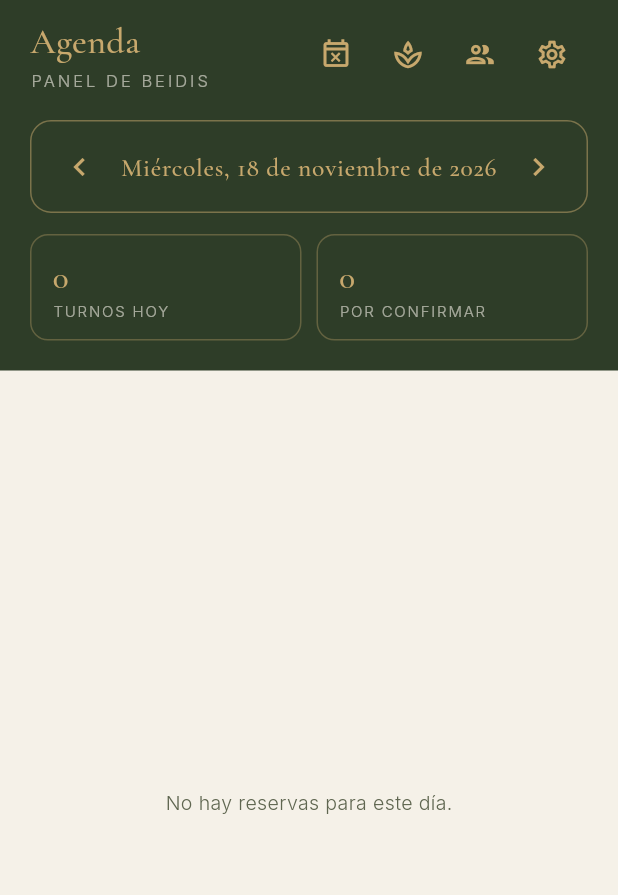
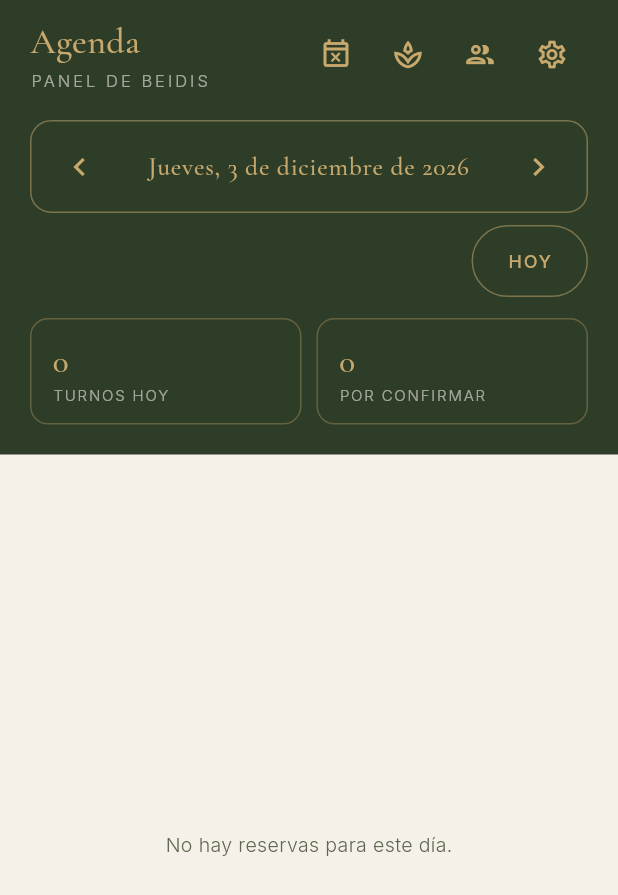
Before and after one commit to juliangg910316/shaddai-app, a Flutter app: the AdminDashboardView screen opened by its route, after a tap on the "chevron left" icon, on a phone screen of 412 x 824 dp. Shown: the top 895 px of the screen. Run offline on Flutter 3.47's test engine with Material 3 defaults, Android fonts, the phone set to English and light mode, and no system bars; our stand-ins replace cloud_firestore, cloud_functions, firebase_auth, firebase_core, flutter_riverpod, flutter_svg and 5 more; missing offline and left inert: google_sign_in_web; accounts and stored records are empty; network calls fail.

Commit message:
feat: Día del salón, "Hoy" y calendario en la agenda (spec 010, T4)
Co-Authored-By: Claude Opus 5.5 <noreply@anthropic.com>

```diff
--- a/lib/features/admin/presentation/admin_dashboard_view.dart
+++ b/lib/features/admin/presentation/admin_dashboard_view.dart
@@ -16,6 +16,7 @@ import '../../booking/logic/whatsapp.dart';
 import '../../booking/logic/closures.dart';
 import '../../booking/providers/booking_provider.dart';
 import '../../services/presentation/price_list_notices.dart';
+import '../logic/admin_agenda.dart';
 import '../providers/admin_closures_provider.dart';
 import '../providers/admin_provider.dart';
 import 'admin_closures_view.dart';
@@ -29,7 +30,7 @@ class AdminDashboardView extends ConsumerWidget {
   @override
   Widget build(BuildContext context, WidgetRef ref) {
     final l10n = AppLocalizations.of(context)!;
-    final selectedDate = ref.watch(adminSelectedDateProvider);
+    final selectedDate = agendaDay(ref.watch(adminSelectedDateProvider));
     final appointmentsAsync = ref.watch(adminAppointmentsProvider);
     // Los cierres del día, entre los turnos (spec 008, RF-9).
     final closuresAsync = ref.watch(adminDayClosuresProvider);
@@ -51,12 +52,8 @@ class AdminDashboardView extends ConsumerWidget {
             selectedDate: selectedDate,
             totalCount: appointments.length,
             waitingCount: waitingCount,
-            onPreviousDay: () =>
-                ref.read(adminSelectedDateProvider.notifier).state =
-                    selectedDate.subtract(const Duration(days: 1)),
-            onNextDay: () =>
-                ref.read(adminSelectedDateProvider.notifier).state =
-                    selectedDate.add(const Duration(days: 1)),
+            onPreviousDay: () => _moveDay(ref, selectedDate, -1),
+            onNextDay: () => _moveDay(ref, selectedDate, 1),
           ),
           Expanded(
             child: appointmentsAsync.when(
@@ -142,6 +139,32 @@ class AdminDashboardView extends ConsumerWidget {
       ),
     );
   }
+}
+
+/// Va [days] días adelante o atrás desde [day], sin límite (spec 010, RF-5).
+void _moveDay(WidgetRef ref, DateTime day, int days) =>
+    ref.read(adminSelectedDateProvider.notifier).state = DateTime.utc(
+      day.year,
+      day.month,
+      day.day + days,
+    );
+
+/// Abre el calendario entre −365 y +365 días de hoy del salón, en el día
+/// mostrado o en el límite más cercano; al elegir, muestra ese día (spec
+/// 010, RF-4, plan D-10). Cerrarlo no cambia nada.
+Future<void> _pickDay(BuildContext context, WidgetRef ref, DateTime day) async {
+  final today = ref.read(adminTodayProvider);
+  final bounds = agendaPickerBounds(today);
+  DateTime local(DateTime d) => DateTime(d.year, d.month, d.day);
+  final picked = await showDatePicker(
+    context: context,
+    initialDate: local(agendaPickerInitial(day, bounds)),
+    firstDate: local(bounds.first),
+    lastDate: local(bounds.last),
+    currentDate: local(today),
+  );
+  if (picked == null) return;
+  ref.read(adminSelectedDateProvider.notifier).state = agendaDay(picked);
 }
 
 class _AdminHeader extends ConsumerWidget {
@@ -278,7 +301,17 @@ class _AdminHeader extends ConsumerWidget {
                     onPressed: onPreviousDay,
                     icon: Icon(Icons.chevron_left, color: brand.onBrand),
                   ),
+                  // La fecha abre el calendario (spec 010, RF-4).
                   Expanded(
+                    child: Tooltip(
+                      message: l10n.adminAgendaPickDate,
+                      child: TextButton(
+                        key: const ValueKey('agenda-date'),
+                        onPressed: () => _pickDay(context, ref, selectedDate),
+                        style: TextButton.styleFrom(
+                          foregroundColor: brand.onBrand,
+                          minimumSize: const Size(48, 48),
+                        ),
                         child: Text(
                           longDate,
                           textAlign: TextAlign.center,
@@ -289,12 +322,41 @@ class _AdminHeader extends ConsumerWidget {
                           ),
                         ),
                       ),
+                    ),
+                  ),
                   IconButton(
                     tooltip: l10n.adminAgendaNextDay,
                     onPressed: onNextDay,
                     icon: Icon(Icons.chevron_right, color: brand.onBrand),
                   ),
                 ],
+              ),
+            ),
+            // "Hoy", solo en otro día (spec 010, RF-3).
+            if (selectedDate != ref.watch(adminTodayProvider))
+              Align(
+                alignment: AlignmentDirectional.centerEnd,
+                child: Padding(
+                  padding: const EdgeInsets.only(top: 8),
+                  child: OutlinedButton(
+                    onPressed: () =>
+                        ref.read(adminSelectedDateProvider.notifier).state = ref
+                            .read(adminTodayProvider),
+                    style: OutlinedButton.styleFrom(
+                      foregroundColor: brand.onBrand,
+                      minimumSize: const Size(48, 48),
+                      side: BorderSide(color: brand.goldHairline),
+                    ),
+                    child: Text(
+                      l10n.adminAgendaToday.toUpperCase(),
+                      style: AppText.sans(
+                        size: 12,
+                        weight: FontWeight.w500,
+                        spacing: 1.2,
+                        color: brand.onBrand,
+                      ),
+                    ),
+                  ),
                 ),
               ),
             const SizedBox(height: 14),
--- a/lib/features/admin/providers/admin_closures_provider.dart
+++ b/lib/features/admin/providers/admin_closures_provider.dart
@@ -9,6 +9,7 @@ import '../../booking/logic/closures.dart';
 import '../../booking/logic/free_slots.dart';
 import '../../booking/logic/salon_time.dart';
 import '../../booking/providers/booking_provider.dart';
+import '../logic/admin_agenda.dart';
 import 'admin_provider.dart';
 
 /// Los cierres de la agenda que ve la admin y los cambios que hace (spec
@@ -43,15 +44,10 @@ final adminClosureEntriesProvider = Provider<AsyncValue<List<ClosureEntry>>>((
   );
 });
 
-/// El día de la agenda como día del salón: el panel guarda la fecha del
-/// dispositivo, y se toman su año, su mes y su día.
-DateTime _agendaDay(DateTime date) =>
-    DateTime.utc(date.year, date.month, date.day);
-
 /// Los cierres que terminan desde el día de la agenda, en vivo: también un
 /// día pasado muestra los suyos (RF-9). "Reintentar" lo invalida (RF-10).
 final adminAgendaClosuresProvider = StreamProvider<List<ClosureModel>>((ref) {
-  final day = ref.watch(adminSelectedDateProvider.select(_agendaDay));
+  final day = ref.watch(adminSelectedDateProvider.select(agendaDay));
   return ref.watch(configRepositoryProvider).watchClosures(fromSalon(day));
 });
 
@@ -60,7 +56,7 @@ final adminAgendaClosuresProvider = StreamProvider<List<ClosureModel>>((ref) {
 final adminDayClosuresProvider = Provider<AsyncValue<List<ClosureEntry>>>((
   ref,
 ) {
-  final day = _agendaDay(ref.watch(adminSelectedDateProvider));
+  final day = agendaDay(ref.watch(adminSelectedDateProvider));
   final closures = ref.watch(adminAgendaClosuresProvider);
   final settings = ref.watch(calendarSettingsProvider);
   if (closures.hasError) {
--- a/lib/features/admin/providers/admin_provider.dart
+++ b/lib/features/admin/providers/admin_provider.dart
@@ -8,20 +8,35 @@ import '../../../data/repositories/booking_repository.dart';
 import '../../../data/repositories/user_repository.dart';
 import '../../../data/repositories/config_repository.dart';
 import '../../auth/providers/auth_provider.dart';
+import '../../booking/logic/salon_time.dart';
 import '../../booking/providers/booking_provider.dart';
+import '../logic/admin_agenda.dart';
 
+/// El día que muestra la agenda: un día del salón (`DateTime.utc` a las
+/// 0:00 con la fecha de Curitiba). Empieza en hoy del salón (spec 010, RF-2,
+/// plan D-1). Quien escriba una fecha local también vale: se lee con
+/// [agendaDay].
 final adminSelectedDateProvider = StateProvider<DateTime>(
-  (ref) => DateTime.now(),
+  (ref) => agendaToday(toSalon(ref.read(clockProvider)())),
 );
 
+/// Hoy del salón; cambia solo a medianoche. Decide "Hoy" (spec 010, RF-3).
+final adminTodayProvider = Provider<DateTime>((ref) {
+  final clock = ref.watch(clockProvider);
+  return ref.watch(
+    salonNowProvider.select(
+      (now) => agendaToday(now.value ?? toSalon(clock())),
+    ),
+  );
+});
+
+/// Los turnos del día de la agenda, de medianoche a medianoche del salón
+/// (spec 010, RF-1).
 final adminAppointmentsProvider = StreamProvider<List<AppointmentModel>>((ref) {
-  final date = ref.watch(adminSelectedDateProvider);
-  // El día del dispositivo, de medianoche a medianoche local, como hasta
-  // ahora; la spec 010 lo pasa al día del salón (T4).
-  final start = DateTime(date.year, date.month, date.day);
+  final range = agendaRange(ref.watch(adminSelectedDateProvider));
   return ref
       .watch(bookingRepositoryProvider)
-      .watchAppointmentsBetween(start, start.add(const Duration(days: 1)));
+      .watchAppointmentsBetween(range.from, range.to);
 });
 
 final adminUsersProvider = StreamProvider<List<UserModel>>((ref) {
--- a/lib/l10n/app_es.arb
+++ b/lib/l10n/app_es.arb
@@ -841,5 +841,9 @@
   "deleteAccountBlocked": "Para eliminar tu cuenta, habla con el salón.",
   "@deleteAccountBlocked": {"description": "Una clienta bloqueada no puede borrar su cuenta (spec 009, RF-40)"},
   "adminAppointmentAccountDeleted": "Cuenta eliminada",
-  "@adminAppointmentAccountDeleted": {"description": "Marca de la agenda: la clienta borró su cuenta (spec 009, RF-35)"}
+  "@adminAppointmentAccountDeleted": {"description": "Marca de la agenda: la clienta borró su cuenta (spec 009, RF-35)"},
+  "adminAgendaToday": "Hoy",
+  "@adminAgendaToday": {"description": "Botón de la agenda que vuelve al día de hoy del salón (spec 010, RF-3)"},
+  "adminAgendaPickDate": "Elegir fecha",
+  "@adminAgendaPickDate": {"description": "Nombre del botón de la fecha de la agenda, que abre el calendario (spec 010, RF-4)"}
 }
--- a/lib/l10n/app_localizations.dart
+++ b/lib/l10n/app_localizations.dart
@@ -2867,6 +2867,18 @@ abstract class AppLocalizations {
   /// In es, this message translates to:
   /// **'Cuenta eliminada'**
   String get adminAppointmentAccountDeleted;
+
+  /// Botón de la agenda que vuelve al día de hoy del salón (spec 010, RF-3)
+  ///
+  /// In es, this message translates to:
+  /// **'Hoy'**
+  String get adminAgendaToday;
+
+  /// Nombre del botón de la fecha de la agenda, que abre el calendario (spec 010, RF-4)
+  ///
+  /// In es, this message translates to:
+  /// **'Elegir fecha'**
+  String get adminAgendaPickDate;
 }
 
 class _AppLocalizationsDelegate
--- a/lib/l10n/app_localizations_es.dart
+++ b/lib/l10n/app_localizations_es.dart
@@ -1525,4 +1525,10 @@ class AppLocalizationsEs extends AppLocalizations {
 
   @override
   String get adminAppointmentAccountDeleted => 'Cuenta eliminada';
+
+  @override
+  String get adminAgendaToday => 'Hoy';
+
+  @override
+  String get adminAgendaPickDate => 'Elegir fecha';
 }
--- a/lib/l10n/app_localizations_pt.dart
+++ b/lib/l10n/app_localizations_pt.dart
@@ -1529,4 +1529,10 @@ class AppLocalizationsPt extends AppLocalizations {
 
   @override
   String get adminAppointmentAccountDeleted => 'Conta excluída';
+
+  @override
+  String get adminAgendaToday => 'Hoje';
+
+  @override
+  String get adminAgendaPickDate => 'Escolher data';
 }
--- a/lib/l10n/app_pt.arb
+++ b/lib/l10n/app_pt.arb
@@ -492,5 +492,7 @@
   "deleteAccountDone": "Sua conta foi excluída.",
   "deleteAccountFailed": "Não foi possível excluir a conta. Tente novamente.",
   "deleteAccountBlocked": "Para excluir sua conta, fale com o salão.",
-  "adminAppointmentAccountDeleted": "Conta excluída"
+  "adminAppointmentAccountDeleted": "Conta excluída",
+  "adminAgendaToday": "Hoje",
+  "adminAgendaPickDate": "Escolher data"
 }
```
Also changed, not shown: lib/features/admin/presentation/admin_edit_view.dart (+2 -5 lines), 4 other files. Lines whose indentation alone changed are shown as unchanged.
